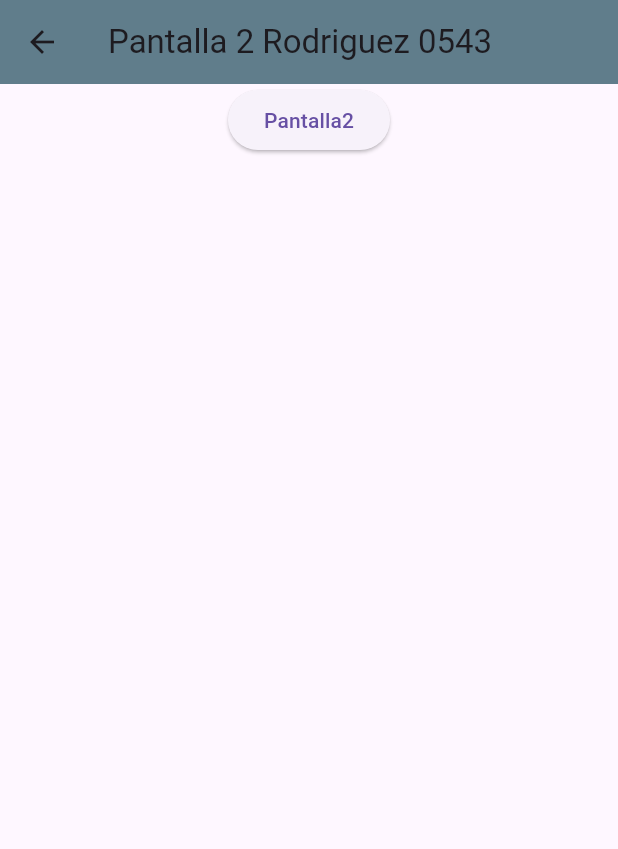
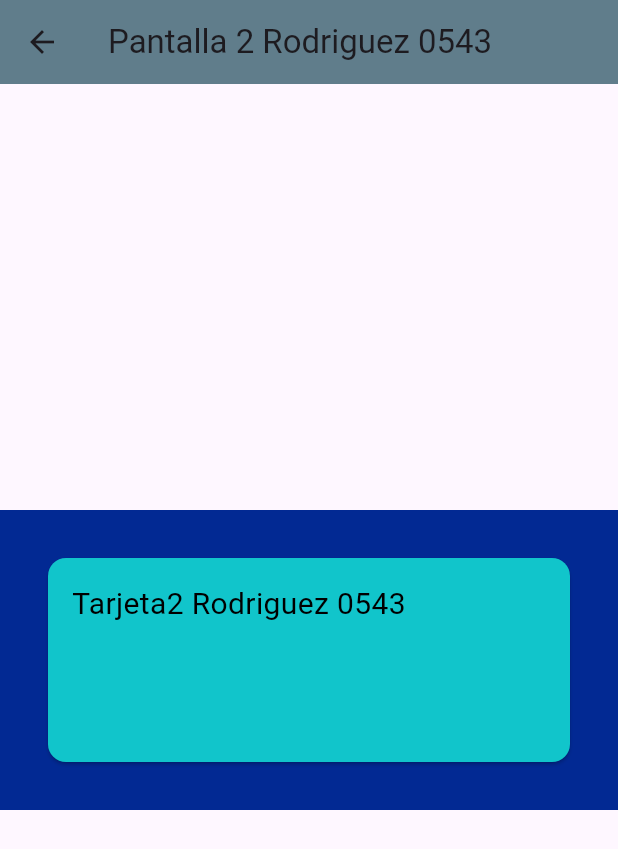
Before and after one commit to OneDavidrdz131/p14-Rutasd-0543, a Flutter app: the Pantalla2_0543 screen opened by its route, on a phone screen of 412 x 824 dp. Shown: the top 849 px of the screen. Run offline on Flutter 3.47's test engine with Material 3 defaults, Android fonts, the phone set to English and light mode, and no system bars.

Commit message:
version2

```diff
--- a/lib/pantalla2_0543.dart
+++ b/lib/pantalla2_0543.dart
@@ -13,15 +13,21 @@ class Pantalla2_0543 extends StatelessWidget {
         backgroundColor: Colors.blueGrey,
       ),
       body: Center(
-        child: Column(
-          children: [
-            ElevatedButton(
-                onPressed: () {}, //FIn de opressed
-                child: const Text("Pantalla2")),
-            Container(
-              padding: const EdgeInsets.all(16.0),
-            )
-          ],
+        child: Container(
+          color: const Color(0xff022993),
+          width: double.infinity,
+          height: 200,
+          child: const Card(
+            color: Color(0xff11c5cb),
+            margin: EdgeInsets.all(32),
+            child: Padding(
+              padding: EdgeInsets.all(16),
+              child: Text(
+                "Tarjeta2 Rodriguez 0543",
+                style: TextStyle(fontSize: 20, color: Color(0xff000000)),
+              ),
+            ),
+          ),
         ),
       ),
     );
--- a/lib/pantallaini_0543.dart
+++ b/lib/pantallaini_0543.dart
@@ -19,7 +19,7 @@ class Pantallaini_0543 extends StatelessWidget {
               onPressed: () {
                 Navigator.pushNamed(context, "/pantalla1_0543");
               }, //Fin de  opressed
-              child: const Text("Mover a pantalla1"),
+              child: const Text("Ejemplo card"),
             ),
             ElevatedButton(
               onPressed: () {
```
Also changed, not shown: lib/pantalla1_0543.dart (+13 -11 lines).
